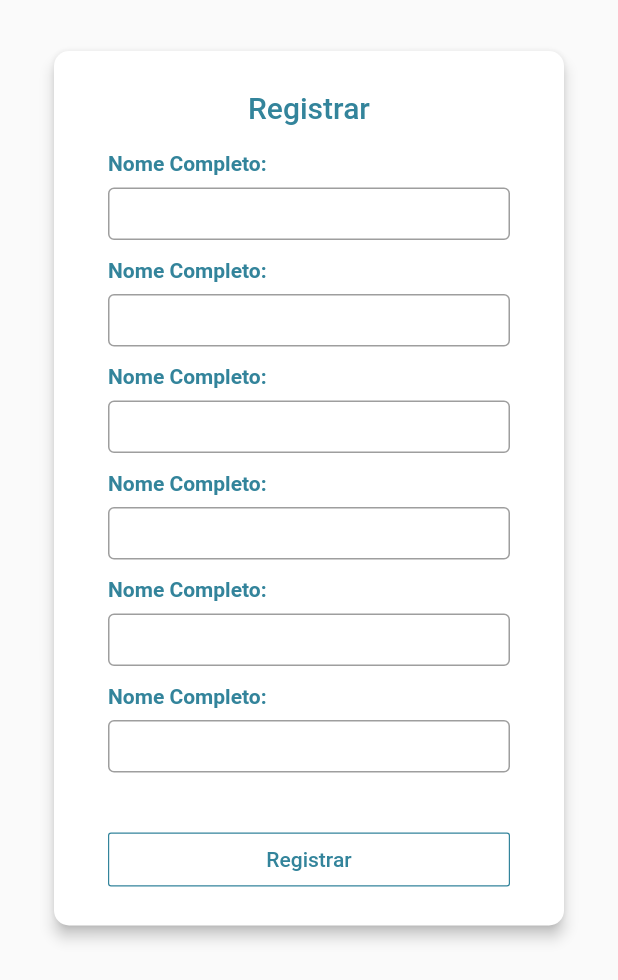
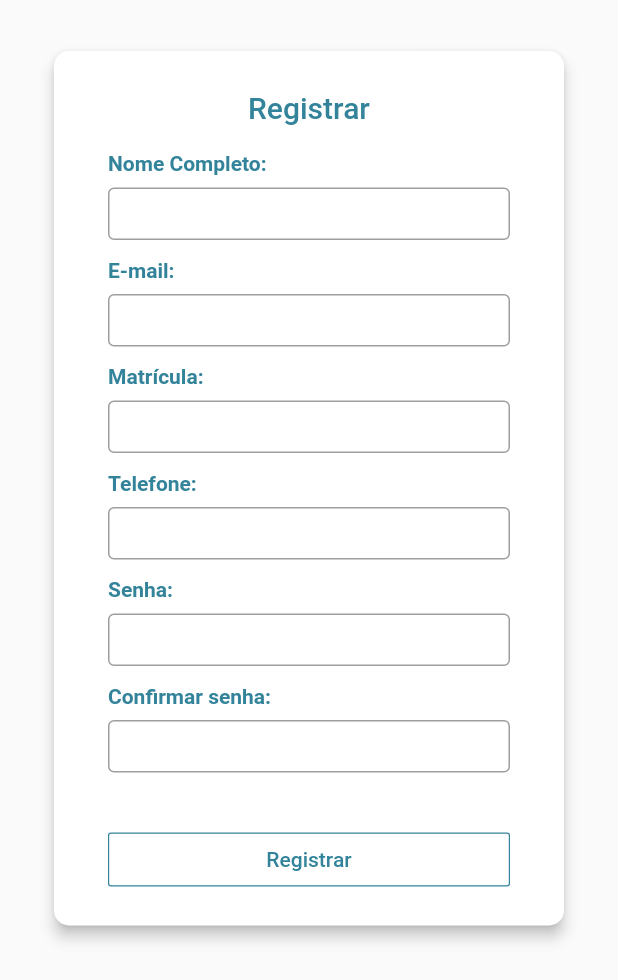
Before and after one commit to MathCastro/Apoio-UnB, a Flutter app: the RegistrarView screen opened by its route, on a phone screen of 412 x 824 dp. Shown: the top 980 px of the screen. Run offline on Flutter 3.47's test engine with Material 2 defaults, Android fonts, the phone set to English and light mode, and no system bars.

Commit message:
changed labels

```diff
--- a/lib/view/RegistrarView.dart
+++ b/lib/view/RegistrarView.dart
@@ -113,7 +113,7 @@ class MyCustomFormState extends State<MyCustomForm> {
               left: 20,
               right: 20,
             ),
-            child: Text("Nome Completo:",
+            child: Text("E-mail:",
                 style: TextStyle(
                     color: colorMutedBlue,
                     fontWeight: FontWeight.w700,
@@ -149,7 +149,7 @@ class MyCustomFormState extends State<MyCustomForm> {
               left: 20,
               right: 20,
             ),
-            child: Text("Nome Completo:",
+            child: Text("Matrícula:",
                 style: TextStyle(
                     color: colorMutedBlue,
                     fontWeight: FontWeight.w700,
@@ -185,7 +185,7 @@ class MyCustomFormState extends State<MyCustomForm> {
               left: 20,
               right: 20,
             ),
-            child: Text("Nome Completo:",
+            child: Text("Telefone:",
                 style: TextStyle(
                     color: colorMutedBlue,
                     fontWeight: FontWeight.w700,
@@ -221,7 +221,7 @@ class MyCustomFormState extends State<MyCustomForm> {
               left: 20,
               right: 20,
             ),
-            child: Text("Nome Completo:",
+            child: Text("Senha:",
                 style: TextStyle(
                     color: colorMutedBlue,
                     fontWeight: FontWeight.w700,
@@ -253,7 +253,7 @@ class MyCustomFormState extends State<MyCustomForm> {
           ),
           Padding(
             padding: const EdgeInsets.only(top: 8, left: 20, right: 20),
-            child: Text("Nome Completo:",
+            child: Text("Confirmar senha:",
                 style: TextStyle(
                     color: colorMutedBlue,
                     fontWeight: FontWeight.w700,
```
